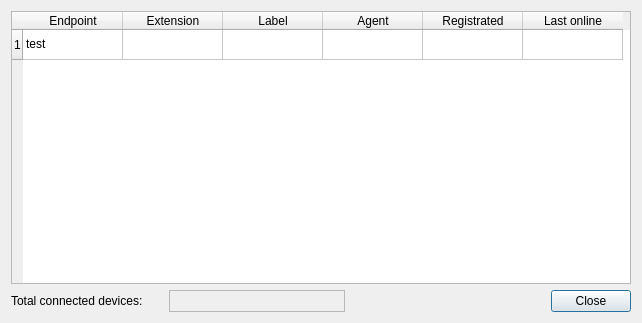
First picture: the form in Dialogs/devicelist.ui, repository dyfet/tycho_sipwitchqt, before the edit.
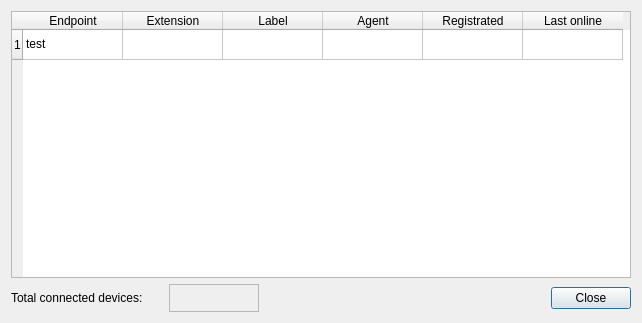
Second picture: the form after the edit.

The edit to the form file:
```diff
--- a/Dialogs/devicelist.ui
+++ b/Dialogs/devicelist.ui
@@ -44,16 +44,25 @@
      </item>
      <item>
       <widget class="QLabel" name="connectedDevices">
+       <property name="enabled">
+        <bool>true</bool>
+       </property>
        <property name="sizePolicy">
-        <sizepolicy hsizetype="Preferred" vsizetype="Preferred">
+        <sizepolicy hsizetype="Fixed" vsizetype="Fixed">
          <horstretch>36</horstretch>
          <verstretch>0</verstretch>
         </sizepolicy>
        </property>
        <property name="minimumSize">
         <size>
-         <width>18</width>
-         <height>0</height>
+         <width>90</width>
+         <height>28</height>
+        </size>
+       </property>
+       <property name="maximumSize">
+        <size>
+         <width>136</width>
+         <height>136</height>
         </size>
        </property>
        <property name="mouseTracking">
@@ -74,6 +83,9 @@
        <property name="textFormat">
         <enum>Qt::PlainText</enum>
        </property>
+       <property name="alignment">
+        <set>Qt::AlignRight|Qt::AlignTrailing|Qt::AlignVCenter</set>
+       </property>
       </widget>
      </item>
      <item>
@@ -83,7 +95,7 @@
        </property>
        <property name="sizeHint" stdset="0">
         <size>
-         <width>200</width>
+         <width>300</width>
          <height>20</height>
         </size>
        </property>
```
Left out of the diff: 2 changed lines with no effect on the pictures.
